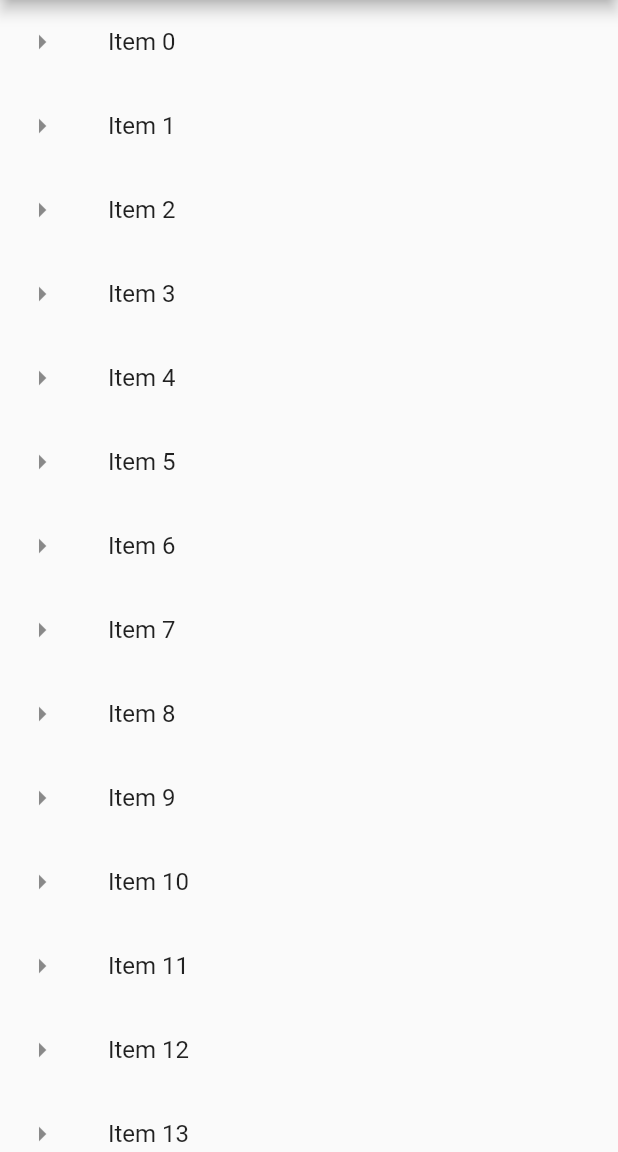
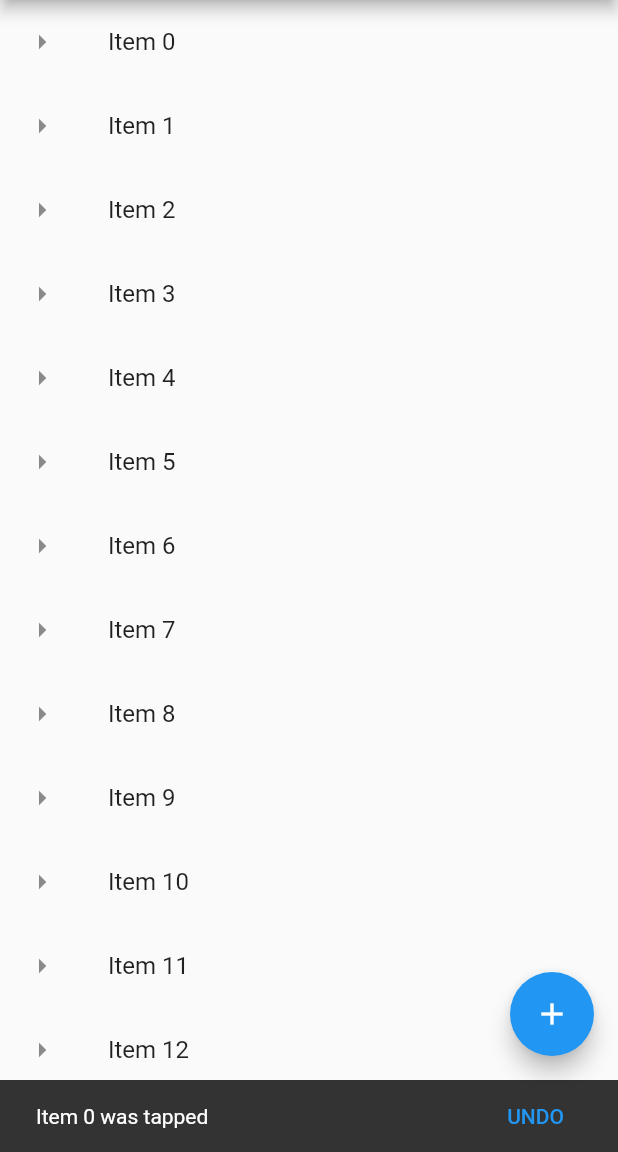
Before and after one commit to NazmulIslambd/app-practice, a Flutter app: the screen it shows after launch, after a tap on an icon or button, on a phone screen of 412 x 824 dp, the part 84-1236 px from its top. Run offline on Flutter 3.47's test engine with Material 2 defaults, Android fonts, the phone set to English and light mode, and no system bars.

Commit message:
floating bar & snack bar added

```diff
--- a/lib/main.dart
+++ b/lib/main.dart
@@ -10,12 +10,49 @@ class MyHome extends StatelessWidget {
       title: "Flutter Long List",
       home: SafeArea(
           child: Scaffold(
-              appBar: AppBar(
-                title: Text("Long List View"),
-              ),
-              body: getListView())),
+        appBar: AppBar(
+          title: Text("Long List View"),
+        ),
+        body: getListView(),
+
+
+        //  This code declear for floating Button
+
+        /* floatingActionButton: FloatingActionButton(
+          onPressed: () {
+            debugPrint("FAB Clicked");
+          },
+          child: Icon(Icons.add),
+          tooltip: 'Add One more Item',*/
+
+        floatingActionButton: FloatingActionButton(
+          onPressed: () {
+            debugPrint("FAB Clicked");
+          },
+          child: Icon(Icons.add),
+          tooltip: 'Add one More Item',
+        ),
+      )),
     );
   }
+}
+//  function writing for create SnackBar
+
+void showSnackBar(BuildContext context, String listItem) {
+  var snackBar = SnackBar(
+    content: Text("$listItem was tapped"),
+
+    //  action use for show button on Snackbar
+    action: SnackBarAction(
+        label: "UNDO",
+        onPressed: () {
+          debugPrint("Performing dummy UNDO operation");
+        }),
+  );
+
+  // scaffold declear for show snackbar
+
+  Scaffold.of(context).showSnackBar(snackBar); //always declaer beneth FloatingActionButton
 }
 
 List<String> getListElement() {
@@ -34,6 +71,9 @@ Widget getListView() {
           title: Text(listItem[index]),
           onTap: () {
             debugPrint('${listItem[index]} was tapped');
+
+//         here we declear  this code for collect items
+            showSnackBar(context, listItem[index]);
           },
         );
       });
```
